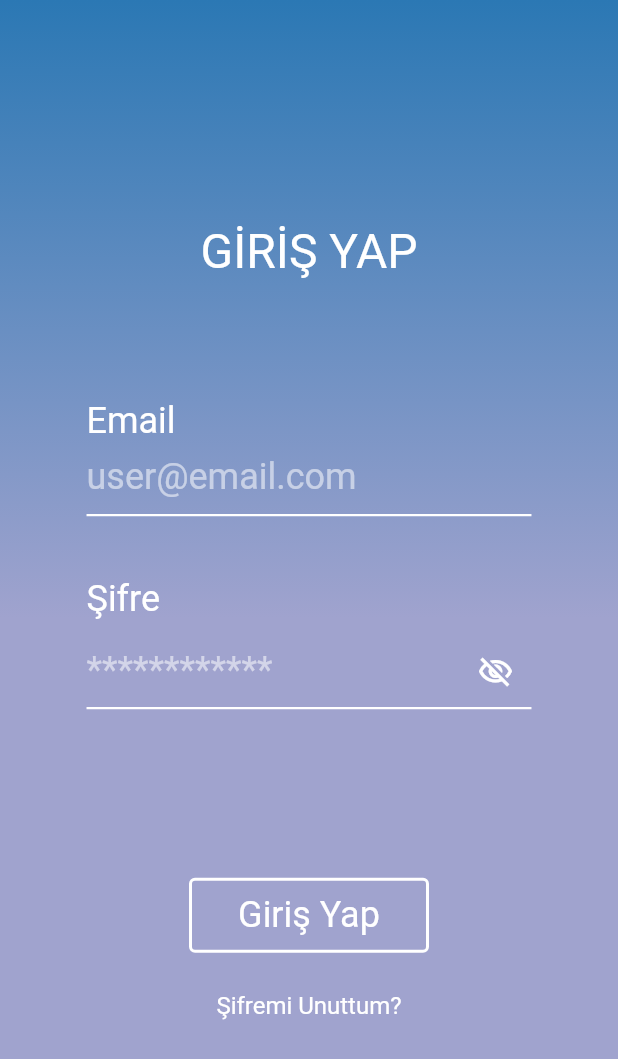
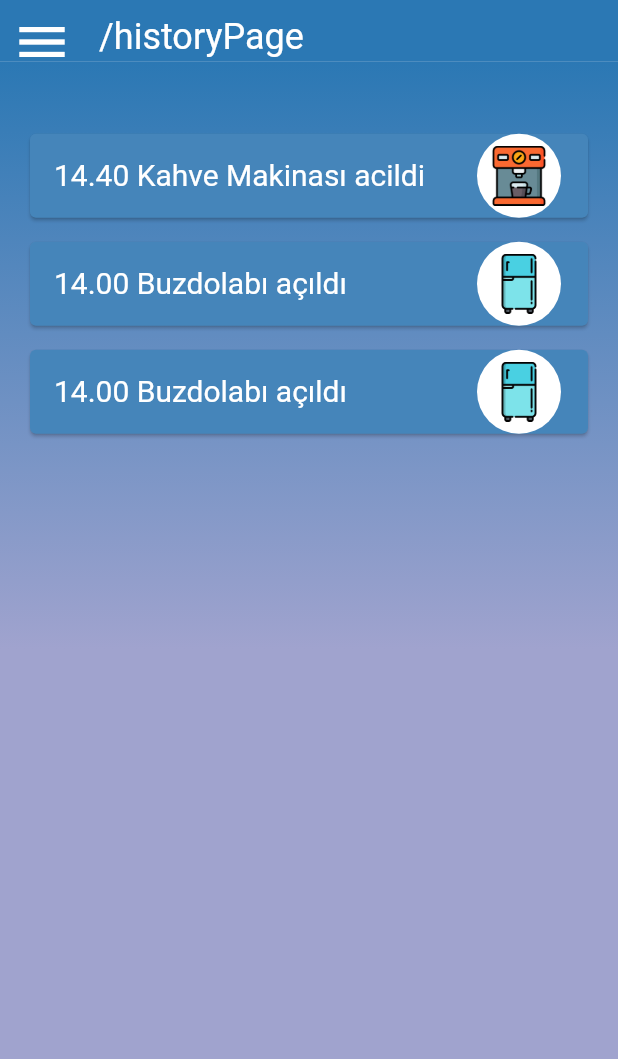
Before and after one commit to NumanKilincoglu/deaflif, a Flutter app: the screen it shows after launch, on a phone screen of 412 x 824 dp. Shown: the top 1059 px of the screen. Run offline on Flutter 3.47's test engine with Material 2 defaults, Android fonts, the light colour scheme and no system bars; our stand-ins replace get.

Commit message:
history page

```diff
--- a/lib/core/contants/app_colors.dart
+++ b/lib/core/contants/app_colors.dart
@@ -2,7 +2,9 @@ import 'package:flutter/material.dart';
 
 class AppColors {
 
-  static const Color BACKGROUND =   Color.fromRGBO(43, 120, 180, 1);
+  static const Color BACKGROUND = Color.fromRGBO(43, 120, 180, 1);
+
+  static const Color HISTORY_TILE = Color(0xff4585BA);
 
 
   static const Color appBarSube = Colors.white;
--- a/lib/core/contants/app_strings.dart
+++ b/lib/core/contants/app_strings.dart
@@ -7,6 +7,7 @@ class AppStrings {
   AppStrings._init();
   static const String LOGIN_GIRISYAPILIYOR = "Giriş Yapılıyor";
   static const String LOGIN_GIRIS_YAP = "Giriş Yap";
+    static const String LOGIN_GIRIS_YAP_UPPER = "GİRİŞ YAP";
   static const String LOGIN_MAIL = "Email";
   static const String LOGIN_PASSWORD = "Şifre";
   static const String LOGIN_FORGOT_PASSWORD = "Şifremi Unuttum";
--- /dev/null
+++ b/lib/core/contants/image_constans.dart
@@ -0,0 +1,10 @@
+class ImageConstants {
+  static ImageConstants? _instance;
+  static ImageConstants get instance => _instance ??= ImageConstants._init();
+  ImageConstants._init();
+
+  String get getKahve => toPng('kahve', "icons");
+  String get getBuzdolabi => toPng('buzdolabi', "icons");
+
+  String toPng(String name, String path) => 'assets/$path/$name.png';
+}
--- a/lib/feature/history/historyController.dart
+++ b/lib/feature/history/historyController.dart
@@ -0,0 +1,22 @@
+import 'package:deaflif/core/contants/image_constans.dart';
+import 'package:deaflif/feature/history/historyModel.dart';
+import 'package:get/get.dart';
+
+class HistoryController extends GetxController {
+  List<HistoryModel> fakeHistory = <HistoryModel>[].obs;
+
+  @override
+  void onInit() {
+    fakeHistory = [
+      HistoryModel(
+          text: "14.40 Kahve Makinası acildi",
+          imagePath: ImageConstants.instance.getKahve),
+      HistoryModel(
+          text: "14.00 Buzdolabı açıldı",
+          imagePath: ImageConstants.instance.getBuzdolabi),
+      HistoryModel(
+          text: "14.00 Buzdolabı açıldı",
+          imagePath: ImageConstants.instance.getBuzdolabi),
+    ];
+  }
+}
--- /dev/null
+++ b/lib/feature/history/historyModel.dart
@@ -0,0 +1,6 @@
+class HistoryModel {
+  String text;
+  String imagePath;
+
+  HistoryModel({required this.text, required this.imagePath});
+}
--- a/lib/feature/history/historyView.dart
+++ b/lib/feature/history/historyView.dart
@@ -2,6 +2,8 @@ import 'package:deaflif/core/contants/app_colors.dart';
 import 'package:deaflif/core/contants/measurements.dart';
 import 'package:deaflif/core/contants/routes.dart';
 import 'package:deaflif/core/contants/text_styles.dart';
+import 'package:deaflif/feature/history/historyController.dart';
+import 'package:deaflif/feature/history/historyModel.dart';
 import 'package:flutter/material.dart';
 
 import 'package:get/get.dart';
@@ -37,18 +39,58 @@ class Body extends StatelessWidget {
           BoxDecoration(gradient: Gradients.instance.LoginPageGradients),
       height: Get.height,
       width: Get.width,
+      child: ListViewBuilder(),
     );
   }
 }
 
-class Card extends StatelessWidget {
-  const Card({Key? key}) : super(key: key);
-
+class ListViewBuilder extends StatelessWidget {
+  ListViewBuilder({
+    Key? key,
+  }) : super(key: key);
+  final HistoryController _historyController = Get.put(HistoryController());
   @override
   Widget build(BuildContext context) {
-    return Container(
-      height: 150,
-      width: 50,
-    );
+    return ListView.builder(
+        padding: const EdgeInsets.only(top: 40),
+        shrinkWrap: true,
+        itemCount: _historyController.fakeHistory.length,
+        itemBuilder: (BuildContext context, int index) {
+          return buildCard(_historyController.fakeHistory[index]);
+        });
   }
 }
+
+Widget buildCard(HistoryModel model) {
+  return Padding(
+    padding: const EdgeInsets.symmetric(horizontal: 16, vertical: 4),
+    child: ClipRRect(
+      child: Card(
+        color: AppColors.HISTORY_TILE,
+        child: Row(
+          children: <Widget>[
+            Expanded(
+              child: ListTile(
+                leading: Text(model.text, style: TextStyles.S_W_20),
+                trailing: SizedBox(
+                  height: 60,
+                  width: 60,
+                  child: CircleAvatar(
+                    radius: 30,
+                    backgroundColor: Colors.white,
+                    child: Image.asset(
+                      model.imagePath,
+                      height: 40,
+                      width: 40,
+                    ),
+                  ),
+                ),
+              ),
+            ),
+            //const Icon(Icons.arrow_forward_ios, color: Colors.blue),
+          ],
+        ),
+      ),
+    ),
+  );
+}
--- a/lib/feature/login/loginView.dart
+++ b/lib/feature/login/loginView.dart
@@ -21,7 +21,7 @@ class LoginPage extends StatelessWidget {
       resizeToAvoidBottomInset: false,
       drawer: DrawerCustom(size: size),
       drawerScrimColor: Colors.black87,
-      body: Body(),
+      body: const Body(),
     );
   }
 }
@@ -49,7 +49,7 @@ class Body extends StatelessWidget {
           Expanded(
             flex: 1,
             child: Text(
-              "GİRİŞ YAP",
+              AppStrings.LOGIN_GIRIS_YAP_UPPER,
               style: TextStyles.S_W_32,
             ),
           ),
@@ -61,9 +61,27 @@ class Body extends StatelessWidget {
                 heightTextField: heightTextField,
                 highPadding: highPadding),
           ),
-          Expanded(
+          const Expanded(
             flex: 4,
-            child: Padding(
+            child: LoginButtonSection(),
+          ),
+          const SizedBox(
+            height: 5,
+          )
+        ],
+      ),
+    );
+  }
+}
+
+class LoginButtonSection extends StatelessWidget {
+  const LoginButtonSection({
+    Key? key,
+  }) : super(key: key);
+
+  @override
+  Widget build(BuildContext context) {
+    return Padding(
       padding: const EdgeInsets.only(top: 64.0),
       child: Column(
         children: [
@@ -78,11 +96,10 @@ class Body extends StatelessWidget {
                   height: 50,
                   child: OutlinedButton(
                     style: OutlinedButton.styleFrom(
-                              side: const BorderSide(
-                                  color: Colors.white, width: 2),
+                      side: const BorderSide(color: Colors.white, width: 2),
                     ),
                     onPressed: () =>
-                                Get.offAndToNamed(RouteNames.getMainPage()),
+                        Get.offAndToNamed(RouteNames.getHistoryPage()),
                     child: Text(AppStrings.LOGIN_GIRIS_YAP,
                         style: TextStyles.S_W_24),
                   ),
@@ -98,19 +115,11 @@ class Body extends StatelessWidget {
                 height: 50,
                 child: TextButton(
                   onPressed: null,
-                          child: Text("Şifremi Unuttum?",
-                              style: TextStyles.S_W_16),
+                  child: Text("Şifremi Unuttum?", style: TextStyles.S_W_16),
                 ),
               ),
             ],
           ),
-                ],
-              ),
-            ),
-          ),
-          const SizedBox(
-            height: 5,
-          )
         ],
       ),
     );
--- a/lib/feature/main/mainView.dart
+++ b/lib/feature/main/mainView.dart
@@ -29,7 +29,6 @@ class MainView extends StatelessWidget {
 
 class Body extends StatelessWidget {
   const Body({Key? key}) : super(key: key);
-
   @override
   Widget build(BuildContext context) {
     return Container(
--- a/lib/main.dart
+++ b/lib/main.dart
@@ -17,7 +17,7 @@ class MainPage extends StatelessWidget {
       locale: const Locale("tr", "TR"),
       theme: ThemeData(
       ),
-      initialRoute: RouteNames.getLoginPage(),
+      initialRoute: RouteNames.getHistoryPage(),
       getPages: RouteNames.routes,
       debugShowCheckedModeBanner: false,
     );
--- a/pubspec.yaml
+++ b/pubspec.yaml
@@ -60,8 +60,10 @@ flutter:
 
   # To add assets to your application, add an assets section, like this:
   # assets:
-  #   - images/a_dot_burr.jpeg
-  #   - images/a_dot_ham.jpeg
+  assets:
+    - assets/
+    - assets/images/
+    - assets/icons/
 
   # An image asset can refer to one or more resolution-specific "variants", see
   # https://flutter.dev/assets-and-images/#resolution-aware
```
Also changed, not shown: assets/icons/buzdolabi.png (added), assets/icons/kahve.png (added). Lines whose indentation alone changed are shown as unchanged.
